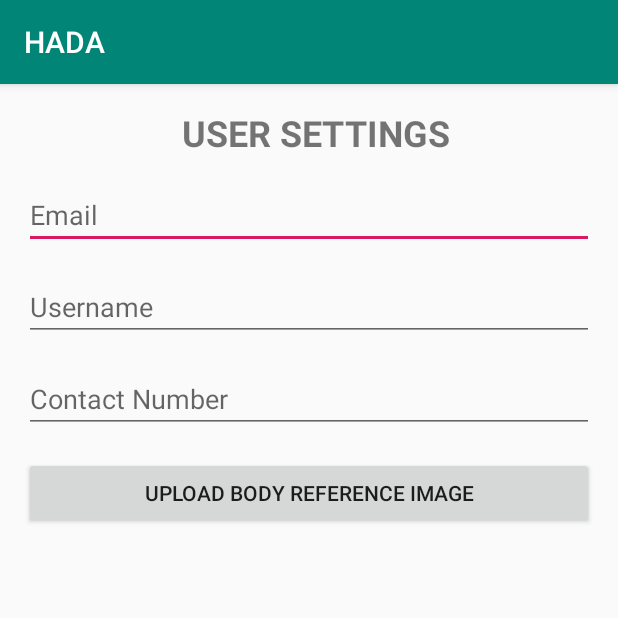
After one commit to CMPUT301F18T19/HADA, an Android app: the EditUserSettingsActivity screen opened directly, with no data from a screen before it, on a phone screen of 412 x 824 dp, the top half of it. The commit adds this screen. Run offline under Robolectric (Android 15) with nearby library versions, the phone set to English and light mode, and no system bars.

Commit message:
EditUserSettingsActivity finished

```diff
--- a/app/src/main/AndroidManifest.xml
+++ b/app/src/main/AndroidManifest.xml
@@ -26,7 +26,8 @@
         <activity android:name=".ui.PatientListActivity" />
         <activity android:name=".ui.AddRecordActivity" />
         <activity android:name=".ui.AddPatientActivity" />
-        <activity android:name=".ui.ViewRecordActivity"></activity>
+        <activity android:name=".ui.ViewRecordActivity" />
+        <activity android:name=".ui.EditUserSettingsActivity"></activity>
     </application>
 
 </manifest>
--- /dev/null
+++ b/app/src/main/java/ca/ualberta/cs/cmput301f18t19/hada/hada/ui/EditUserSettingsActivity.java
@@ -0,0 +1,14 @@
+package ca.ualberta.cs.cmput301f18t19.hada.hada.ui;
+
+import android.support.v7.app.AppCompatActivity;
+import android.os.Bundle;
+import ca.ualberta.cs.cmput301f18t19.hada.hada.R;
+
+public class EditUserSettingsActivity extends AppCompatActivity {
+
+    @Override
+    protected void onCreate(Bundle savedInstanceState) {
+        super.onCreate(savedInstanceState);
+        setContentView(R.layout.activity_edit_user_settings);
+    }
+}
--- /dev/null
+++ b/app/src/main/res/layout/activity_edit_user_settings.xml
@@ -0,0 +1,79 @@
+<?xml version="1.0" encoding="utf-8"?>
+<android.support.constraint.ConstraintLayout xmlns:android="http://schemas.android.com/apk/res/android"
+    xmlns:app="http://schemas.android.com/apk/res-auto"
+    xmlns:tools="http://schemas.android.com/tools"
+    android:layout_width="match_parent"
+    android:layout_height="match_parent"
+    tools:context=".ui.EditUserSettingsActivity">
+
+    <TextView
+        android:id="@+id/UserSettings"
+        android:layout_width="wrap_content"
+        android:layout_height="wrap_content"
+        android:layout_marginStart="16dp"
+        android:layout_marginTop="16dp"
+        android:layout_marginEnd="8dp"
+        android:text="@string/usersettings"
+        android:textAlignment="center"
+        android:textSize="24sp"
+        android:textStyle="bold"
+        app:layout_constraintEnd_toEndOf="parent"
+        app:layout_constraintStart_toStartOf="parent"
+        app:layout_constraintTop_toTopOf="parent" />
+
+    <EditText
+        android:id="@+id/emailPlainTextBox"
+        android:layout_width="0dp"
+        android:layout_height="wrap_content"
+        android:layout_marginStart="16dp"
+        android:layout_marginTop="16dp"
+        android:layout_marginEnd="16dp"
+        android:contentDescription="@string/email"
+        android:ems="10"
+        android:hint="@string/email"
+        android:inputType="textEmailAddress"
+        app:layout_constraintEnd_toEndOf="parent"
+        app:layout_constraintStart_toStartOf="parent"
+        app:layout_constraintTop_toBottomOf="@+id/UserSettings" />
+
+    <EditText
+        android:id="@+id/editUsername"
+        android:layout_width="0dp"
+        android:layout_height="wrap_content"
+        android:layout_marginStart="16dp"
+        android:layout_marginTop="16dp"
+        android:layout_marginEnd="16dp"
+        android:ems="10"
+        android:hint="@string/enter_username"
+        android:inputType="textPersonName"
+        app:layout_constraintEnd_toEndOf="parent"
+        app:layout_constraintStart_toStartOf="parent"
+        app:layout_constraintTop_toBottomOf="@+id/emailPlainTextBox" />
+
+    <EditText
+        android:id="@+id/contactNumberTextBox"
+        android:layout_width="0dp"
+        android:layout_height="wrap_content"
+        android:layout_marginStart="16dp"
+        android:layout_marginTop="16dp"
+        android:layout_marginEnd="16dp"
+        android:ems="10"
+        android:hint="@string/contact_number"
+        android:inputType="textPersonName"
+        app:layout_constraintEnd_toEndOf="parent"
+        app:layout_constraintStart_toStartOf="parent"
+        app:layout_constraintTop_toBottomOf="@+id/editUsername" />
+
+    <Button
+        android:id="@+id/button"
+        android:layout_width="0dp"
+        android:layout_height="wrap_content"
+        android:layout_marginStart="16dp"
+        android:layout_marginTop="16dp"
+        android:layout_marginEnd="16dp"
+        android:text="@string/body_image_upload"
+        app:layout_constraintEnd_toEndOf="parent"
+        app:layout_constraintStart_toStartOf="parent"
+        app:layout_constraintTop_toBottomOf="@+id/contactNumberTextBox" />
+
+</android.support.constraint.ConstraintLayout>
--- a/app/src/main/res/values/strings.xml
+++ b/app/src/main/res/values/strings.xml
@@ -36,4 +36,8 @@
     <string name="view_location">View Location</string>
     <string name="add_rem_photos">Add/Remove Photos</string>
     <string name="edit_comment">Edit Comment</string>
+    <string name="usersettings">USER SETTINGS</string>
+    <string name="email">Email</string>
+    <string name="contact_number">Contact Number</string>
+    <string name="body_image_upload">Upload body reference image</string>
 </resources>
```
